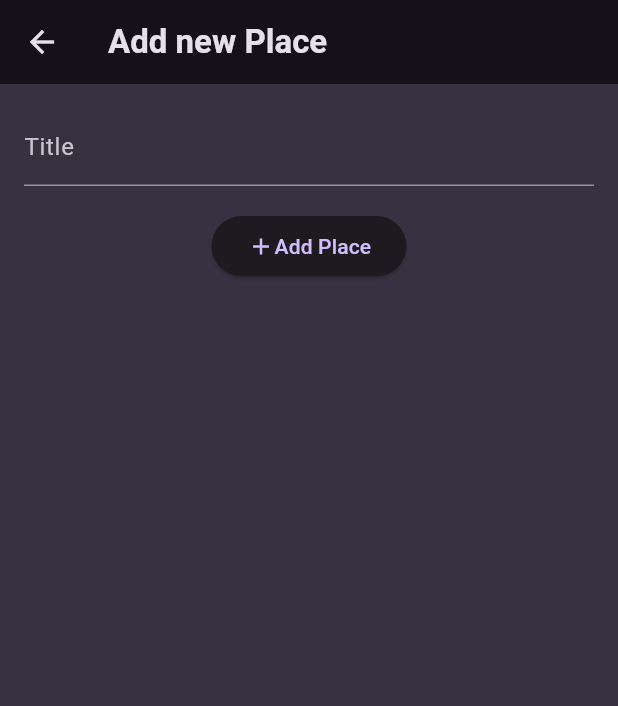
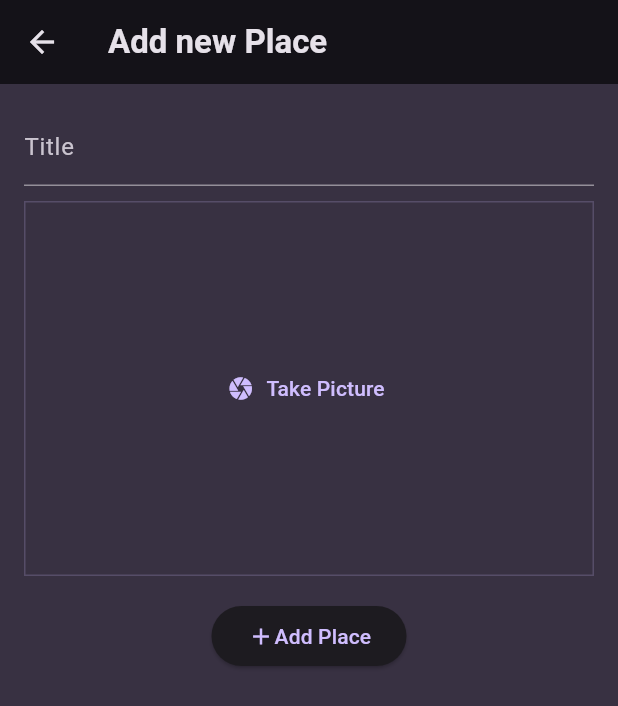
Before and after one commit to SukyDev/favorite_places, a Flutter app: the AddPlaceScreen screen opened directly, on a phone screen of 412 x 824 dp. Shown: the top 706 px of the screen. Run offline on Flutter 3.47's test engine with Material 3 defaults, Android fonts, the phone set to English and light mode, and no system bars; our stand-ins replace bloc, equatable, flutter_bloc, flutter_riverpod, google_fonts, hydrated_bloc and 2 more.

Commit message:
Add image picker

```diff
--- a/lib/models/place.dart
+++ b/lib/models/place.dart
@@ -1,20 +1,23 @@
 import 'package:uuid/uuid.dart';
+import 'dart:io';
 
 final uuid = const Uuid();
 
 class Place {
   final String id;
   final String title;
+  final File image;
 
-  Place({required this.title}) : id = uuid.v4();
+  Place({required this.title, required this.image}) : id = uuid.v4();
 
   Map<String, dynamic> toJson() {
     final Map<String, dynamic> data = <String, dynamic>{};
     data['title'] = title;
+    data['image'] = image;
     return data;
   }
 
   factory Place.fromJson(Map<String, dynamic> json) {
-    return Place(title: json['title'],);
+    return Place(title: json['title'], image: json['image'],);
   }
 }
--- a/lib/providers/user_places.dart
+++ b/lib/providers/user_places.dart
@@ -1,11 +1,13 @@
+import 'dart:io';
+
 import 'package:favorite_places/models/place.dart';
 import 'package:riverpod/riverpod.dart';
 
 class UserPlacesNotifier extends StateNotifier<List<Place>> {
   UserPlacesNotifier() : super(const []);
 
-  void addPlace(String title) {
-    final newPlace = Place(title: title);
+  void addPlace(String title, File image) {
+    final newPlace = Place(title: title, image: image);
     state = [newPlace, ...state];
   }
 }
--- /dev/null
+++ b/lib/widgets/image_input.dart
@@ -0,0 +1,66 @@
+import 'dart:io';
+
+import 'package:flutter/cupertino.dart';
+import 'package:flutter/material.dart';
+import 'package:flutter/services.dart';
+import 'package:image_picker/image_picker.dart';
+
+class ImageInput extends StatefulWidget {
+  const ImageInput({super.key, required this.onPickImage});
+
+  final void Function(File image) onPickImage;
+
+  @override
+  State<ImageInput> createState() {
+    return _ImageInputState();
+  }
+}
+
+class _ImageInputState extends State<ImageInput> {
+  File? _selectedImage;
+
+  void _takePicture() async {
+    final imagePicker = ImagePicker();
+    final pickedImage =
+        await imagePicker.pickImage(source: ImageSource.camera, maxWidth: 600);
+    if (pickedImage == null) {
+      return;
+    }
+    setState(() {
+      _selectedImage = File(pickedImage.path);
+    });
+
+    widget.onPickImage(_selectedImage!);
+  }
+
+  @override
+  Widget build(BuildContext context) {
+    Widget content = TextButton.icon(
+      onPressed: _takePicture,
+      icon: const Icon(Icons.camera),
+      label: const Text('Take Picture'),
+    );
+
+    if (_selectedImage != null) {
+      content = GestureDetector(
+        onTap: _takePicture,
+        child: Image.file(
+          _selectedImage!,
+          fit: BoxFit.cover,
+          width: double.infinity,
+        ),
+      );
+    }
+
+    return Container(
+        decoration: BoxDecoration(
+          border: Border.all(
+              color: Theme.of(context).colorScheme.primary.withOpacity(0.2),
+              width: 1),
+        ),
+        height: 250,
+        width: double.infinity,
+        alignment: Alignment.center,
+        child: content);
+  }
+}
--- a/pubspec.yaml
+++ b/pubspec.yaml
@@ -42,6 +42,7 @@ dependencies:
   equatable: ^2.0.5
   uuid: ^4.3.3
   flutter_riverpod: ^2.4.10
+  image_picker: ^1.0.7
 
 dev_dependencies:
   flutter_test:
```
Also changed, not shown: lib/screens/addPlace/view/add_place.dart (+12 -5 lines), lib/screens/places/view/places_list.dart (+16 -8 lines), lib/screens/places_detail/view/place_details.dart (added, +31 -0 lines), lib/screens/places_detail/view/places_detail.dart (deleted), pubspec.lock, 7 other files.
